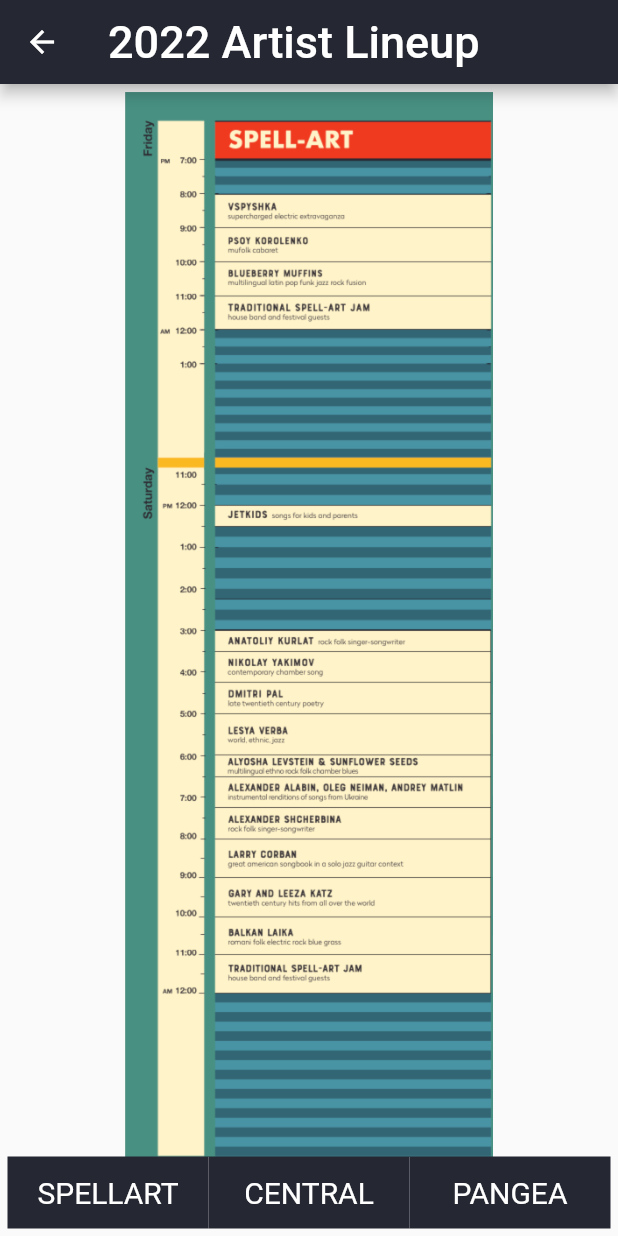
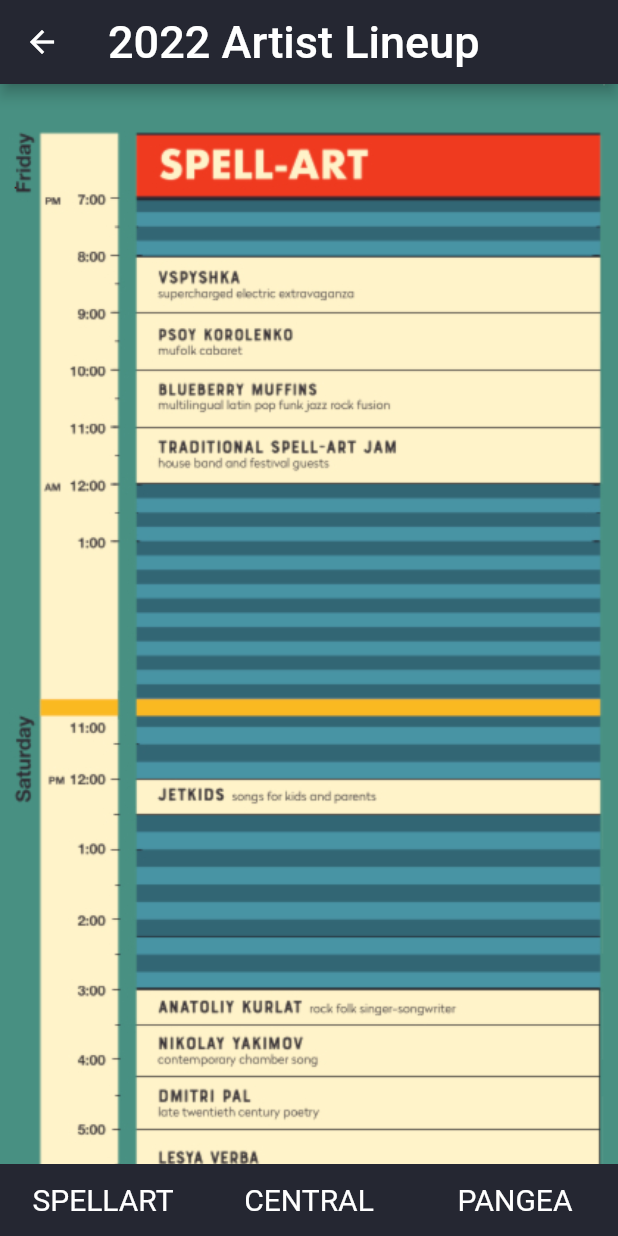
Before and after one commit to DSLProgramming/jetlag_app, a Flutter app: the screen it shows after launch, in the side drawer, after a tap on "Lineup", on a phone screen of 412 x 824 dp. Run offline on Flutter 3.47's test engine with Material 2 defaults, Android fonts, the phone set to English and light mode, and no system bars.

Commit message:
Presentable Version (without mediaquery)

```diff
--- a/lib/main.dart
+++ b/lib/main.dart
@@ -57,6 +57,7 @@ class _MyHomePageState extends State<MyHomePage> {
         //transparent but figure out how to remove
         iconTheme: IconThemeData(color: Color(0x00b68df5)),
         toolbarHeight: 87,
+        backgroundColor: Color(0xffFFF),
         flexibleSpace: Container(
           child: Image.asset('images/jetlag.jpg'),
         ),
@@ -96,6 +97,7 @@ class _MyHomePageState extends State<MyHomePage> {
           ),
         ),
       ),
+
       drawer: Drawer(
         child: Column(
           mainAxisAlignment: MainAxisAlignment.spaceBetween,
@@ -212,9 +214,14 @@ class _MyHomePageState extends State<MyHomePage> {
       );
 }
 
-class Lineup extends StatelessWidget {
+class Lineup extends StatefulWidget {
   const Lineup({Key? key}) : super(key: key);
 
+  @override
+  State<Lineup> createState() => _LineupState();
+}
+
+class _LineupState extends State<Lineup> {
   @override
   Widget build(BuildContext context) {
     return Scaffold(
@@ -233,11 +240,8 @@ class Lineup extends StatelessWidget {
           ),
         ),
       ),
-      body: Padding(
-        child: Column(
-          children: <Widget>[_stackedContainers(), _navigationButtons()],
-        ),
-        padding: EdgeInsets.all(5.0),
+      body: Column(
+        children: <Widget>[_stackedContainers(), _navigationButtons()],
       ),
     );
   }
@@ -247,19 +251,37 @@ class Lineup extends StatelessWidget {
       child: IndexedStack(
         index: index,
         children: <Widget>[
-          Container(
-            child: Center(
-              child: Image.asset("images/spellart.jpg"),
+          Scrollbar(
+            isAlwaysShown: true,
+            child: SingleChildScrollView(
+              child: InteractiveViewer(
+                boundaryMargin: const EdgeInsets.all(0),
+                minScale: 0.1,
+                maxScale: 1.6,
+                child: Image.asset("images/spellart.png"),
+              ),
             ),
           ),
-          Container(
-            child: Center(
-              child: Image.asset("images/central.jpg"),
+          Scrollbar(
+            isAlwaysShown: true,
+            child: SingleChildScrollView(
+              child: InteractiveViewer(
+                boundaryMargin: const EdgeInsets.all(0),
+                minScale: 0.1,
+                maxScale: 1.6,
+                child: Image.asset("images/central.png"),
+              ),
             ),
           ),
-          Container(
-            child: Center(
-              child: Image.asset("images/pangea.jpg"),
+          Scrollbar(
+            isAlwaysShown: true,
+            child: SingleChildScrollView(
+              child: InteractiveViewer(
+                boundaryMargin: const EdgeInsets.all(0),
+                minScale: 0.1,
+                maxScale: 1.6,
+                child: Image.asset("images/pangea.png"),
+              ),
             ),
           ),
         ],
@@ -361,7 +383,7 @@ class Map extends StatelessWidget {
           minScale: 0.1,
           maxScale: 1.6,
           child: Center(
-            child: Image.asset('images/map.png'),
+            child: Image.asset('images/Map.png'),
           ),
         ),
       ),
```
Also changed, not shown: images/Map.png (renamed from images/map.png), images/central.jpg (deleted), images/central.png (added), images/pangea.jpg (deleted), images/pangea.png (added), images/spellart.jpg (deleted), images/spellart.png (added).
